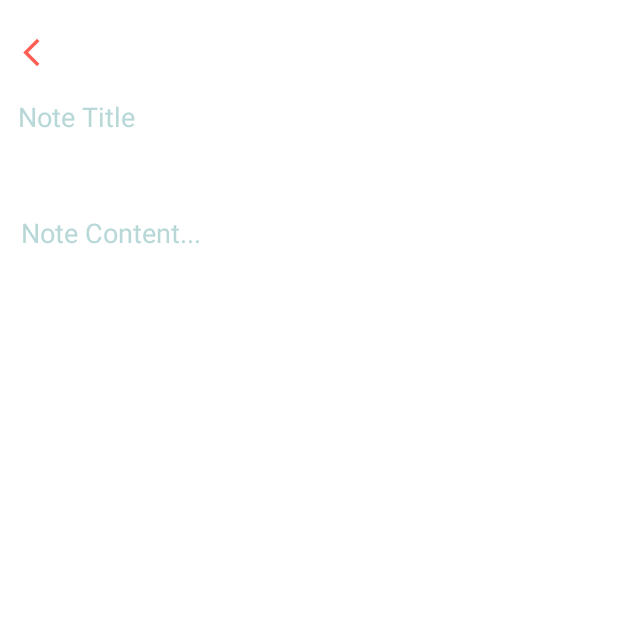
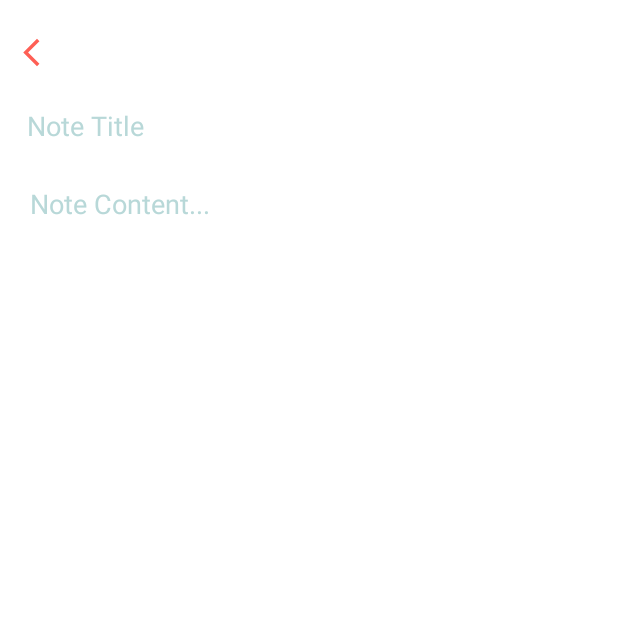
Before and after one commit to AlbertoZerbinati/GalleryNotes, an Android app: the screen it shows after launch (CreateNoteActivity), after a tap on an icon or button, on a phone screen of 412 x 824 dp, the top half of it. Run offline under Robolectric (Android 15) with nearby library versions, the phone set to English and light mode, and no system bars; our stand-ins replace Room's generated code; Roboto replaces fonts that are not available here.

Commit message:
Implemented notelist visualization in RecyclerView

```diff
--- a/app/src/main/java/com/example/gallerynotes/activities/MainActivity.kt
+++ b/app/src/main/java/com/example/gallerynotes/activities/MainActivity.kt
@@ -4,19 +4,49 @@ import android.content.Intent
 import androidx.appcompat.app.AppCompatActivity
 import android.os.Bundle
 import android.widget.ImageView
+import androidx.lifecycle.Observer
+import androidx.lifecycle.ViewModelProvider
+import androidx.recyclerview.widget.LinearLayoutManager
+import androidx.recyclerview.widget.RecyclerView
+import androidx.recyclerview.widget.StaggeredGridLayoutManager
 import com.example.gallerynotes.R
+import com.example.gallerynotes.database.NoteViewModel
 
 class MainActivity : AppCompatActivity() {
-    private val RC_ADD_NOTE : Int= 1;
+//    private val RC_ADD_NOTE : Int= 1;
+    private lateinit var noteViewModel: NoteViewModel
 
     override fun onCreate(savedInstanceState: Bundle?) {
         super.onCreate(savedInstanceState)
         setContentView(R.layout.activity_main)
+
+        val recyclerView = findViewById<RecyclerView>(R.id.notesRV)
+        val adapter = NotesAdapter(this)
+        recyclerView.adapter = adapter
+        recyclerView.layoutManager = StaggeredGridLayoutManager(2,StaggeredGridLayoutManager.VERTICAL)
+
+        // Get a new or existing ViewModel from the ViewModelProvider.
+        noteViewModel = ViewModelProvider(this).get(NoteViewModel::class.java)
+
+        // Add an observer on the LiveData returned by getAlphabetizedWords.
+        // The onChanged() method fires when the observed data changes and the activity is
+        // in the foreground.
+        noteViewModel.allNotes.observe(
+            this,
+            Observer { notes ->
+                // Update the cached copy of the words in the adapter.
+                notes?.let { adapter.setNotes(it) }
+            }
+        )
+
+
 
         val addNoteImage : ImageView = findViewById(R.id.imageAddNote)
         addNoteImage.setOnClickListener { view ->
             val intent = Intent(view.context, CreateNoteActivity::class.java)
             startActivity(intent)
         }
+
+
     }
 }
--- /dev/null
+++ b/app/src/main/java/com/example/gallerynotes/activities/NotesAdapter.kt
@@ -0,0 +1,39 @@
+package com.example.gallerynotes.activities
+
+import android.content.Context
+import android.view.LayoutInflater
+import android.view.View
+import android.view.ViewGroup
+import android.widget.TextView
+import androidx.recyclerview.widget.RecyclerView
+import com.example.gallerynotes.R
+import com.example.gallerynotes.database.Note
+
+class NotesAdapter(context: Context) : RecyclerView.Adapter<NotesAdapter.NoteViewHolder>() {
+
+    private val inflater: LayoutInflater = LayoutInflater.from(context)
+    private var notes = emptyList<Note>() // Cached copy of words
+
+    inner class NoteViewHolder(itemView: View) : RecyclerView.ViewHolder(itemView) {
+        val noteTitleView: TextView = itemView.findViewById(R.id.container_note_title)
+        val noteContentView: TextView = itemView.findViewById(R.id.container_note_content)
+    }
+
+    override fun onCreateViewHolder(parent: ViewGroup, viewType: Int): NoteViewHolder {
+        val itemView = inflater.inflate(R.layout.note_container, parent, false)
+        return NoteViewHolder(itemView)
+    }
+
+    override fun onBindViewHolder(holder: NoteViewHolder, position: Int) {
+        val current = notes[position]
+        holder.noteTitleView.text = current.title
+        holder.noteContentView.text = current.content
+    }
+
+    internal fun setNotes(notes: List<Note>) {
+        this.notes = notes
+        notifyDataSetChanged()
+    }
+
+    override fun getItemCount() = notes.size
+}
--- a/app/src/main/res/layout/activity_create_note.xml
+++ b/app/src/main/res/layout/activity_create_note.xml
@@ -10,7 +10,6 @@
     <ScrollView
         android:layout_width="match_parent"
         android:layout_height="match_parent"
-        android:layout_marginBottom="40dp"
         android:paddingBottom="10dp">
 
         <androidx.constraintlayout.widget.ConstraintLayout
@@ -48,6 +47,7 @@
                 android:textColorHint="@color/columbia_blue"
                 app:layout_constraintTop_toBottomOf="@id/back"
                 app:layout_constraintStart_toStartOf="parent"
+                android:padding="6sp"
 
                 />
 
@@ -63,12 +63,15 @@
                 android:hint="@string/note_content"
                 android:imeOptions="actionDone"
                 android:importantForAutofill="no"
-                android:inputType="text"
                 android:textColor="@color/stormcloud"
                 android:textColorHint="@color/columbia_blue"
                 app:layout_constraintTop_toBottomOf="@id/note_title"
                 app:layout_constraintBottom_toBottomOf="parent"
-                android:minHeight="100dp"
+                android:minHeight="200dp"
+                android:gravity="top|left"
+                android:padding="6sp"
+                android:inputType="textMultiLine"
+
                 />
         </androidx.constraintlayout.widget.ConstraintLayout>
 
```
Also changed, not shown: app/src/main/res/drawable/shape_note_background.xml (added, +8 -0 lines), app/src/main/res/layout/note_container.xml (added, +36 -0 lines).
